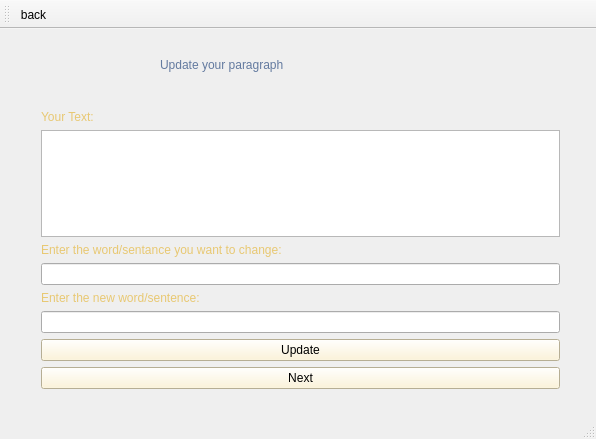
Before: the Qt Designer form UpdatePage.ui in Rrr3rrr2004/Word-Frequency-Count, drawn with Qt 5.
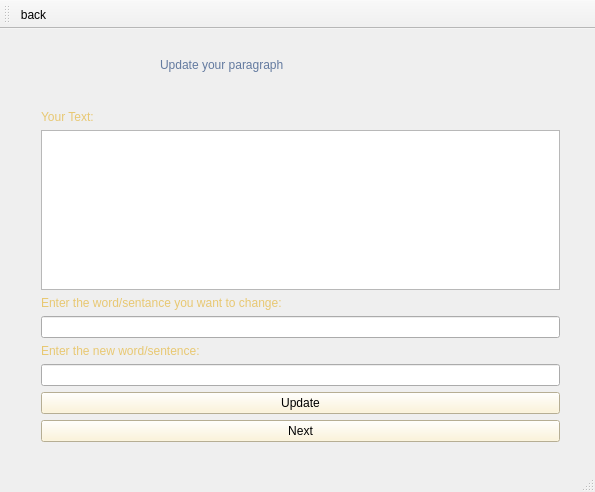
After: the same form once the commit is applied. Icons and pictures are not drawn.

The edit to the form file:
```diff
--- a/UpdatePage.ui
+++ b/UpdatePage.ui
@@ -6,8 +6,8 @@
    <rect>
     <x>0</x>
     <y>0</y>
-    <width>596</width>
-    <height>439</height>
+    <width>595</width>
+    <height>492</height>
    </rect>
   </property>
   <property name="windowTitle">
@@ -50,7 +50,7 @@
       <x>30</x>
       <y>70</y>
       <width>541</width>
-      <height>301</height>
+      <height>354</height>
      </rect>
     </property>
     <layout class="QVBoxLayout" name="verticalLayout">
```
